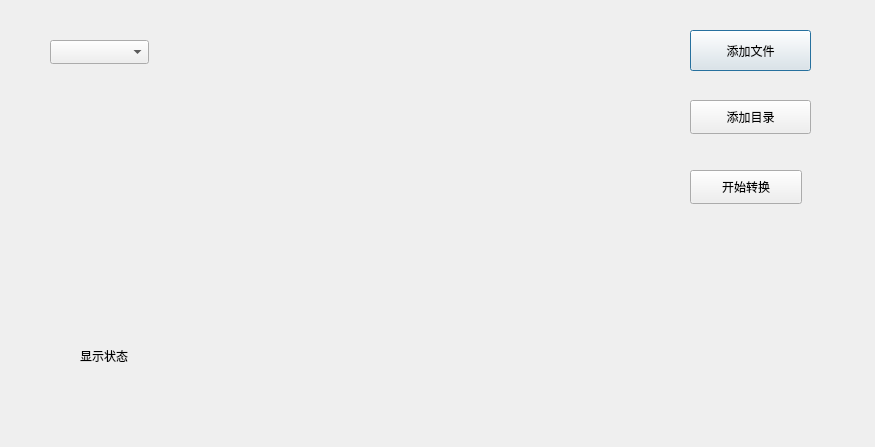
Before: the Qt Designer form fileencodedialog.ui in JackLovel/gdq_EditDemo, drawn with Qt 5.
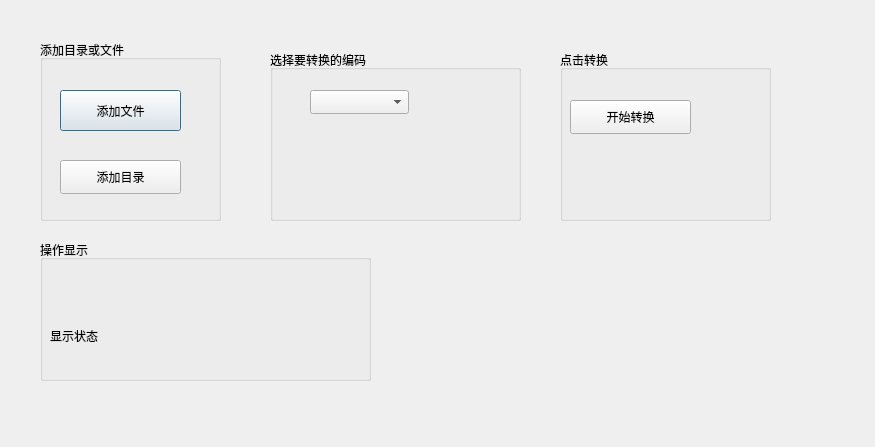
After: the same form once the commit is applied.

Patch:
```diff
--- a/fileencodedialog.ui
+++ b/fileencodedialog.ui
@@ -13,11 +13,46 @@
   <property name="windowTitle">
    <string>Dialog</string>
   </property>
+  <widget class="QGroupBox" name="groupBox">
+   <property name="geometry">
+    <rect>
+     <x>270</x>
+     <y>50</y>
+     <width>251</width>
+     <height>171</height>
+    </rect>
+   </property>
+   <property name="title">
+    <string>选择要转换的编码</string>
+   </property>
+   <widget class="QComboBox" name="comboBox">
+    <property name="geometry">
+     <rect>
+      <x>40</x>
+      <y>40</y>
+      <width>99</width>
+      <height>24</height>
+     </rect>
+    </property>
+   </widget>
+  </widget>
+  <widget class="QGroupBox" name="groupBox_2">
+   <property name="geometry">
+    <rect>
+     <x>40</x>
+     <y>40</y>
+     <width>181</width>
+     <height>181</height>
+    </rect>
+   </property>
+   <property name="title">
+    <string>添加目录或文件</string>
+   </property>
   <widget class="QPushButton" name="pushButton">
    <property name="geometry">
     <rect>
-     <x>690</x>
-     <y>30</y>
+      <x>20</x>
+      <y>50</y>
      <width>121</width>
      <height>41</height>
     </rect>
@@ -29,8 +64,8 @@
   <widget class="QPushButton" name="pushButton_2">
    <property name="geometry">
     <rect>
-     <x>690</x>
-     <y>100</y>
+      <x>20</x>
+      <y>120</y>
      <width>121</width>
      <height>34</height>
     </rect>
@@ -39,21 +74,24 @@
     <string>添加目录</string>
    </property>
   </widget>
-  <widget class="QComboBox" name="comboBox">
+  </widget>
+  <widget class="QGroupBox" name="groupBox_3">
    <property name="geometry">
     <rect>
-     <x>50</x>
-     <y>40</y>
-     <width>99</width>
-     <height>24</height>
+     <x>40</x>
+     <y>240</y>
+     <width>331</width>
+     <height>141</height>
     </rect>
    </property>
-  </widget>
+   <property name="title">
+    <string>操作显示</string>
+   </property>
   <widget class="QLabel" name="label">
    <property name="geometry">
     <rect>
-     <x>80</x>
-     <y>320</y>
+      <x>10</x>
+      <y>60</y>
      <width>251</width>
      <height>71</height>
     </rect>
@@ -62,18 +100,32 @@
     <string>显示状态</string>
    </property>
   </widget>
+  </widget>
+  <widget class="QGroupBox" name="groupBox_4">
+   <property name="geometry">
+    <rect>
+     <x>560</x>
+     <y>50</y>
+     <width>211</width>
+     <height>171</height>
+    </rect>
+   </property>
+   <property name="title">
+    <string>点击转换</string>
+   </property>
   <widget class="QPushButton" name="pushButton_3">
    <property name="geometry">
     <rect>
-     <x>690</x>
-     <y>170</y>
-     <width>112</width>
+      <x>10</x>
+      <y>50</y>
+      <width>121</width>
      <height>34</height>
     </rect>
    </property>
    <property name="text">
     <string>开始转换</string>
    </property>
+   </widget>
   </widget>
  </widget>
  <resources/>
```
Lines whose indentation alone changed are shown as unchanged.
